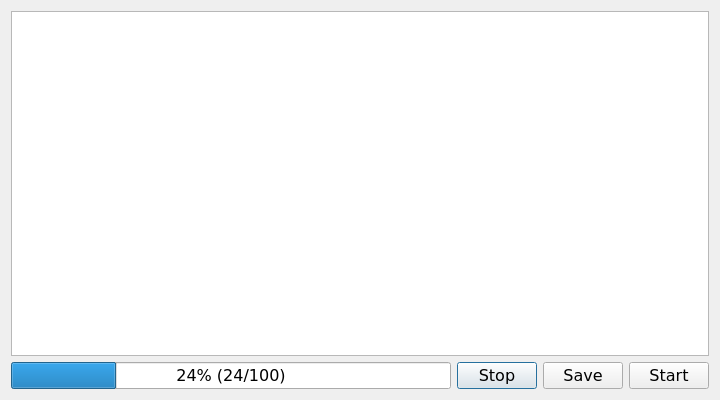
JuneStepp/OneLauncher, file src/onelauncher/ui/patching_window.ui: the form before one commit.
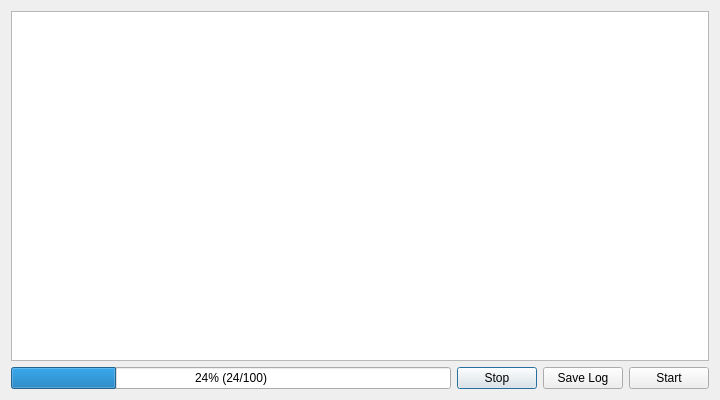
The form after the commit.

Commit message: feat: Make windows resizable and reactive to system font and theme changes.

The edit to the form file:
```diff
--- a/src/onelauncher/ui/patching_window.ui
+++ b/src/onelauncher/ui/patching_window.ui
@@ -13,12 +13,6 @@
     <height>400</height>
    </rect>
   </property>
-  <property name="font">
-   <font>
-    <family>Verdana</family>
-    <pointsize>12</pointsize>
-   </font>
-  </property>
   <property name="windowTitle">
    <string>MainWindow</string>
   </property>
@@ -51,7 +45,7 @@
      <item>
       <widget class="QPushButton" name="btnSave">
        <property name="text">
-        <string>Save</string>
+        <string>Save Log</string>
        </property>
       </widget>
      </item>
```
Left out of the diff: 4 changed lines with no effect on the pictures. The commit also changes 32 other files.
